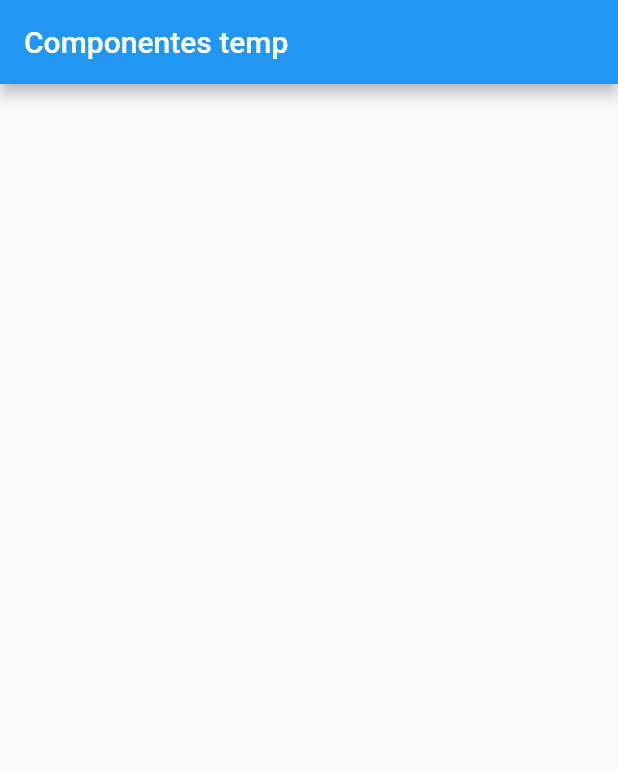
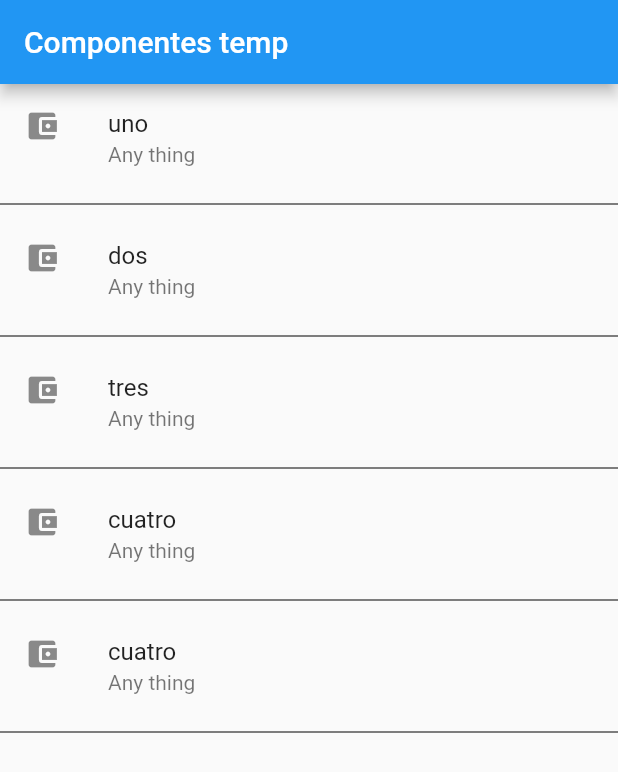
Before and after one commit to wmorales0207/componentes, a Flutter app: the screen it shows after launch, on a phone screen of 412 x 824 dp. Shown: the top 772 px of the screen. Run offline on Flutter 3.47's test engine with Material 2 defaults, Android fonts, the phone set to English and light mode, and no system bars.

Commit message:
Listview lista con map  6 vidceo 7

```diff
--- a/lib/src/pages/home_temp.dart
+++ b/lib/src/pages/home_temp.dart
@@ -10,19 +10,21 @@ class HomePageTemp extends StatelessWidget {
         title: const Text("Componentes temp"),
       ),
       body: ListView(
-          //children: _crearItems(),
-          //children: _crearItems(),
-          ),
+        children: _crearItems(),
+        //children: _crearItemsCorta(),
+      ),
     );
   }
 
   List<Widget> _crearItems() {
-    List listValue = ['uno', 'dos', 'tres'];
+    List listValue = ['uno', 'dos', 'tres', 'cuatro', 'cuatro'];
 
     List<Widget> list = [];
     for (var element in listValue) {
       final auxWidget = ListTile(
         title: Text(element.toString()),
+        subtitle: const Text('Any thing'),
+        leading: const Icon(Icons.account_balance_wallet),
       );
       list.add(auxWidget);
       list.add(const Divider(
@@ -32,6 +34,7 @@ class HomePageTemp extends StatelessWidget {
     return list;
   }
 
+//revisar este metodo que tiene problemas.
   List<Widget> _crearItemsCorta() {
     List listValue = ['uno', 'dos', 'tres', 'tres', 'tres', 'seis'];
     List<Widget> salida = [];
```
